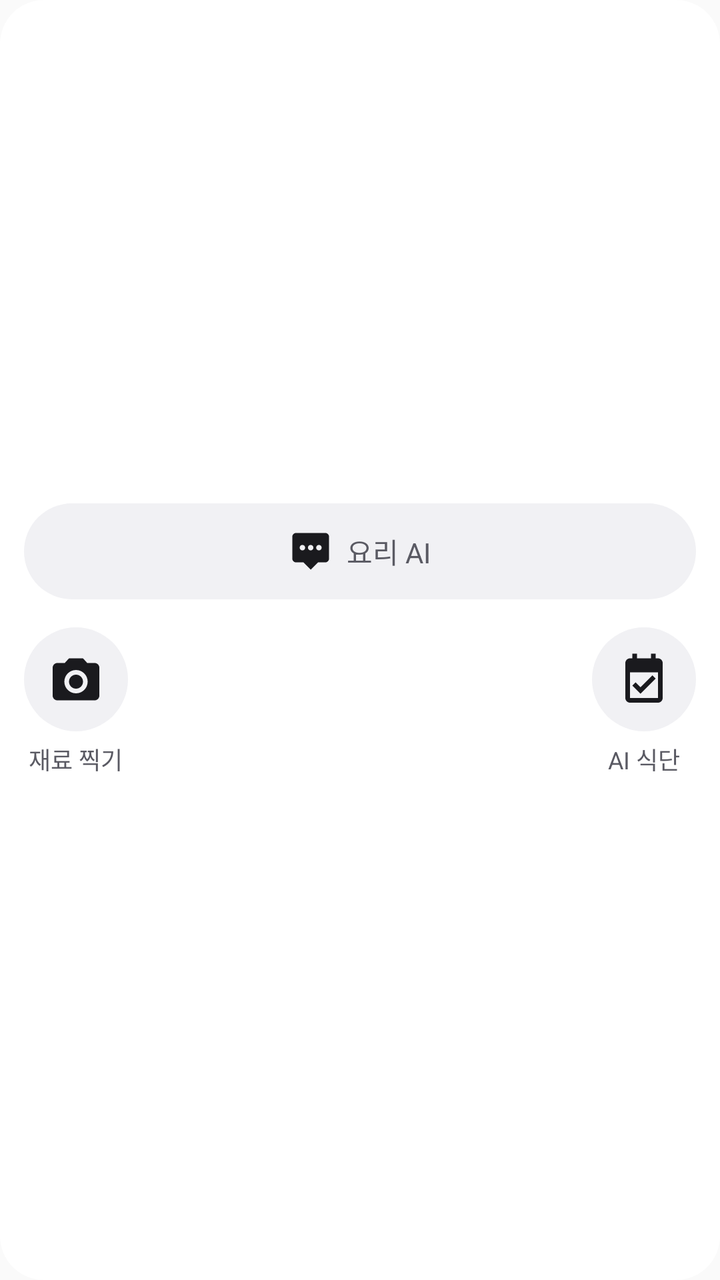
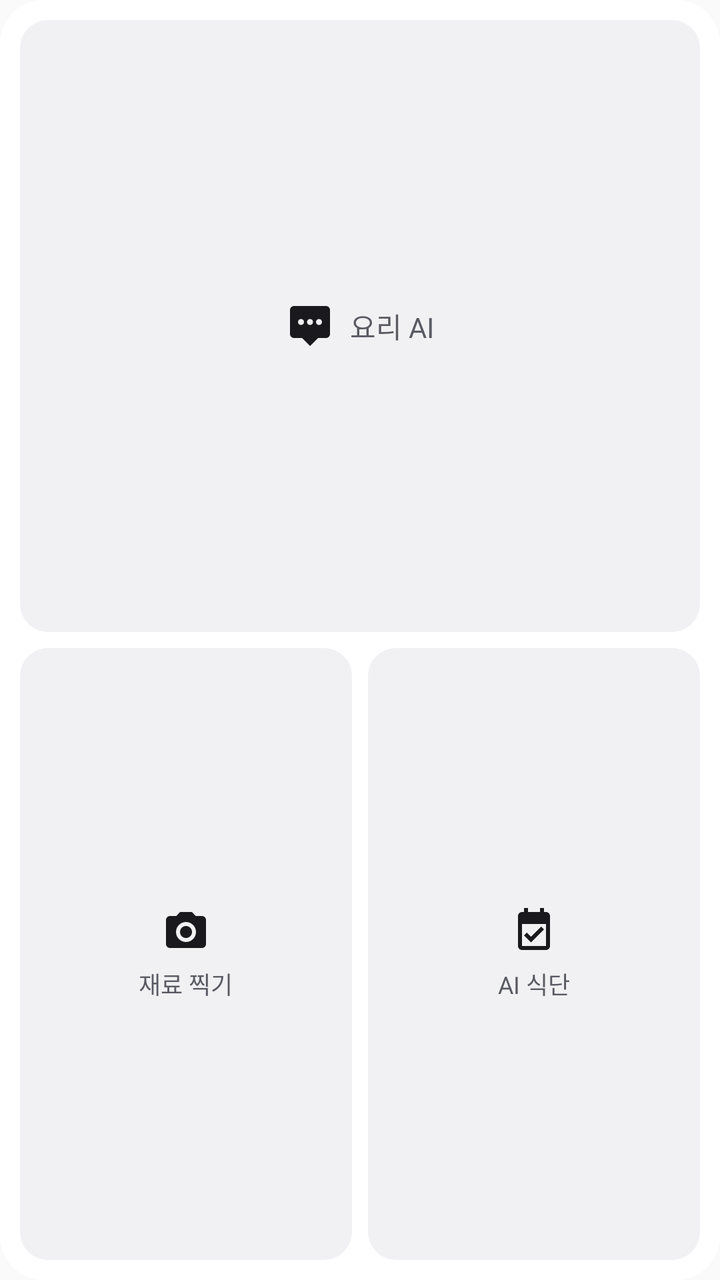

Screens rendered from an Android XML layout before and after an edit, with the pre-edit source and the edit as a unified diff.
<!-- AndroidManifest.xml: application theme AppTheme -->
<!-- res/layout/widget_quick_square.xml -->
<?xml version="1.0" encoding="utf-8"?>
<LinearLayout xmlns:android="http://schemas.android.com/apk/res/android"
    android:layout_width="match_parent"
    android:layout_height="match_parent"
    android:orientation="vertical"
    android:background="@drawable/widget_card_bg"
    android:paddingLeft="12dp"
    android:paddingRight="12dp"
    android:paddingTop="12dp"
    android:paddingBottom="12dp"
    android:gravity="center">

    
    <LinearLayout
        android:id="@+id/widget_chat_button"
        android:layout_width="match_parent"
        android:layout_height="48dp"
        android:orientation="horizontal"
        android:gravity="center"
        android:background="@drawable/widget_pill_bg"
        android:paddingLeft="12dp"
        android:paddingRight="12dp"
        android:contentDescription="@string/widget_chat_label">

        <ImageView
            android:layout_width="22dp"
            android:layout_height="22dp"
            android:src="@drawable/ic_widget_chat"
            android:importantForAccessibility="no" />

        <TextView
            android:layout_width="wrap_content"
            android:layout_height="wrap_content"
            android:layout_marginStart="7dp"
            android:text="@string/widget_chat_label"
            android:textSize="14sp"
            android:textColor="@color/widget_label"
            android:maxLines="1" />
    </LinearLayout>

    
    <LinearLayout
        android:layout_width="match_parent"
        android:layout_height="wrap_content"
        android:orientation="horizontal"
        android:layout_marginTop="14dp"
        android:gravity="center_vertical">

        <LinearLayout
            android:id="@+id/widget_camera_button"
            android:layout_width="wrap_content"
            android:layout_height="wrap_content"
            android:orientation="vertical"
            android:gravity="center"
            android:contentDescription="@string/widget_camera_label">

            <ImageView
                android:layout_width="52dp"
                android:layout_height="52dp"
                android:background="@drawable/widget_circle_bg"
                android:padding="12dp"
                android:src="@drawable/ic_widget_camera"
                android:importantForAccessibility="no" />

            <TextView
                android:layout_width="wrap_content"
                android:layout_height="wrap_content"
                android:layout_marginTop="5dp"
                android:text="@string/widget_camera_label"
                android:textSize="12sp"
                android:textColor="@color/widget_label"
                android:maxLines="1" />
        </LinearLayout>

        
        <FrameLayout
            android:layout_width="0dp"
            android:layout_height="1dp"
            android:layout_weight="1" />

        <LinearLayout
            android:id="@+id/widget_plan_button"
            android:layout_width="wrap_content"
            android:layout_height="wrap_content"
            android:orientation="vertical"
            android:gravity="center"
            android:contentDescription="@string/widget_plan_label">

            <ImageView
                android:layout_width="52dp"
                android:layout_height="52dp"
                android:background="@drawable/widget_circle_bg"
                android:padding="12dp"
                android:src="@drawable/ic_widget_plan"
                android:importantForAccessibility="no" />

            <TextView
                android:layout_width="wrap_content"
                android:layout_height="wrap_content"
                android:layout_marginTop="5dp"
                android:text="@string/widget_plan_label"
                android:textSize="12sp"
                android:textColor="@color/widget_label"
                android:maxLines="1" />
        </LinearLayout>
    </LinearLayout>
</LinearLayout>
<!-- resources referenced by this layout -->
<resources>
  <color name="widget_label">#5A5A63</color>
  <!-- drawable ic_widget_camera (drawable) -->
  <?xml version="1.0" encoding="utf-8"?>
  <vector xmlns:android="http://schemas.android.com/apk/res/android"
      android:width="24dp"
      android:height="24dp"
      android:viewportWidth="24"
      android:viewportHeight="24"
      android:tint="#1A1A1E">
      <path
          android:fillColor="#FF000000"
          android:pathData="M9,3L7.17,5L4,5C2.9,5 2,5.9 2,7L2,19C2,20.1 2.9,21 4,21L20,21C21.1,21 22,20.1 22,19L22,7C22,5.9 21.1,5 20,5L16.83,5L15,3L9,3ZM12,8C14.76,8 17,10.24 17,13C17,15.76 14.76,18 12,18C9.24,18 7,15.76 7,13C7,10.24 9.24,8 12,8ZM12,10C10.34,10 9,11.34 9,13C9,14.66 10.34,16 12,16C13.66,16 15,14.66 15,13C15,11.34 13.66,10 12,10Z" />
  </vector>
  <!-- drawable ic_widget_chat (drawable) -->
  <?xml version="1.0" encoding="utf-8"?>
  <vector xmlns:android="http://schemas.android.com/apk/res/android"
      android:width="24dp"
      android:height="24dp"
      android:viewportWidth="24"
      android:viewportHeight="24"
      android:tint="@color/widget_icon">
      <path
          android:fillColor="#FF000000"
          android:pathData="M20,2L4,2C2.9,2 2,2.9 2,4L2,16C2,17.1 2.9,18 4,18L8,18L12,22L16,18L20,18C21.1,18 22,17.1 22,16L22,4C22,2.9 21.1,2 20,2ZM7.5,11.5C6.67,11.5 6,10.83 6,10C6,9.17 6.67,8.5 7.5,8.5C8.33,8.5 9,9.17 9,10C9,10.83 8.33,11.5 7.5,11.5ZM12,11.5C11.17,11.5 10.5,10.83 10.5,10C10.5,9.17 11.17,8.5 12,8.5C12.83,8.5 13.5,9.17 13.5,10C13.5,10.83 12.83,11.5 12,11.5ZM16.5,11.5C15.67,11.5 15,10.83 15,10C15,9.17 15.67,8.5 16.5,8.5C17.33,8.5 18,9.17 18,10C18,10.83 17.33,11.5 16.5,11.5Z" />
  </vector>
  <!-- drawable ic_widget_plan (drawable) -->
  <?xml version="1.0" encoding="utf-8"?>
  <vector xmlns:android="http://schemas.android.com/apk/res/android"
      android:width="24dp"
      android:height="24dp"
      android:viewportWidth="24"
      android:viewportHeight="24"
      android:tint="@color/widget_icon">
      <path
          android:fillColor="#FF000000"
          android:pathData="M17,3L17,1L15,1L15,3L9,3L9,1L7,1L7,3L6,3C4.9,3 4,3.9 4,5L4,20C4,21.1 4.9,22 6,22L18,22C19.1,22 20,21.1 20,20L20,5C20,3.9 19.1,3 18,3L17,3ZM18,20L6,20L6,9L18,9L18,20ZM10.5,18.2L7,14.7L8.4,13.3L10.5,15.4L15.6,10.3L17,11.7L10.5,18.2Z" />
  </vector>
  <!-- drawable widget_card_bg (drawable) -->
  <?xml version="1.0" encoding="utf-8"?>
  <shape xmlns:android="http://schemas.android.com/apk/res/android"
      android:shape="rectangle">
      <solid android:color="@color/widget_card" />
      <corners android:radius="22dp" />
  </shape>
  <!-- drawable widget_circle_bg (drawable) -->
  <?xml version="1.0" encoding="utf-8"?>
  <shape xmlns:android="http://schemas.android.com/apk/res/android"
      android:shape="oval">
      <solid android:color="@color/widget_circle" />
  </shape>
  <!-- drawable widget_pill_bg (drawable) -->
  <?xml version="1.0" encoding="utf-8"?>
  <shape xmlns:android="http://schemas.android.com/apk/res/android"
      android:shape="rectangle">
      <solid android:color="@color/widget_circle" />
      <corners android:radius="9999dp" />
  </shape>
  <string name="widget_camera_label">재료 찍기</string>
  <string name="widget_chat_label">요리 AI</string>
  <string name="widget_plan_label">AI 식단</string>
  <style name="AppTheme" parent="Theme.AppCompat.Light.DarkActionBar">
          
          <item name="colorPrimary">@color/colorPrimary</item>
          <item name="colorPrimaryDark">@color/colorPrimaryDark</item>
          <item name="colorAccent">@color/colorAccent</item>
      </style>
  <color name="widget_icon">#1A1A1E</color>
  <color name="widget_card">#FFFFFF</color>
  <color name="widget_circle">#F1F1F4</color>
</resources>

<!-- the commit's change to res/layout/widget_quick_square.xml (unified diff, before → after) -->
@@ -1,107 +1,107 @@
 <?xml version="1.0" encoding="utf-8"?>
-<LinearLayout xmlns:android="http://schemas.android.com/apk/res/android"
+<FrameLayout xmlns:android="http://schemas.android.com/apk/res/android"
+    android:id="@+id/square_root"
     android:layout_width="match_parent"
-    android:layout_height="match_parent"
-    android:orientation="vertical"
-    android:background="@drawable/widget_card_bg"
-    android:paddingLeft="12dp"
-    android:paddingRight="12dp"
-    android:paddingTop="12dp"
-    android:paddingBottom="12dp"
-    android:gravity="center">
+    android:layout_height="match_parent">
 
-    
     <LinearLayout
-        android:id="@+id/widget_chat_button"
+        android:id="@+id/square_card"
         android:layout_width="match_parent"
-        android:layout_height="48dp"
-        android:orientation="horizontal"
-        android:gravity="center"
-        android:background="@drawable/widget_pill_bg"
-        android:paddingLeft="12dp"
-        android:paddingRight="12dp"
-        android:contentDescription="@string/widget_chat_label">
+        android:layout_height="match_parent"
+        android:orientation="vertical"
+        android:background="@drawable/widget_card_bg"
+        android:padding="10dp">
 
-        <ImageView
-            android:layout_width="22dp"
-            android:layout_height="22dp"
-            android:src="@drawable/ic_widget_chat"
-            android:importantForAccessibility="no" />
-
-        <TextView
-            android:layout_width="wrap_content"
-            android:layout_height="wrap_content"
-            android:layout_marginStart="7dp"
-            android:text="@string/widget_chat_label"
-            android:textSize="14sp"
-            android:textColor="@color/widget_label"
-            android:maxLines="1" />
-    </LinearLayout>
-
-    
-    <LinearLayout
-        android:layout_width="match_parent"
-        android:layout_height="wrap_content"
-        android:orientation="horizontal"
-        android:layout_marginTop="14dp"
-        android:gravity="center_vertical">
-
+        
         <LinearLayout
-            android:id="@+id/widget_camera_button"
-            android:layout_width="wrap_content"
-            android:layout_height="wrap_content"
-            android:orientation="vertical"
+            android:id="@+id/widget_chat_button"
+            android:layout_width="match_parent"
+            android:layout_height="0dp"
+            android:layout_weight="1"
+            android:orientation="horizontal"
             android:gravity="center"
-            android:contentDescription="@string/widget_camera_label">
+            android:padding="8dp"
+            android:background="@drawable/widget_tile_bg"
+            android:contentDescription="@string/widget_chat_label">
 
             <ImageView
-                android:layout_width="52dp"
-                android:layout_height="52dp"
-                android:background="@drawable/widget_circle_bg"
-                android:padding="12dp"
-                android:src="@drawable/ic_widget_camera"
+                android:layout_width="24dp"
+                android:layout_height="24dp"
+                android:src="@drawable/ic_widget_chat"
                 android:importantForAccessibility="no" />
 
             <TextView
                 android:layout_width="wrap_content"
                 android:layout_height="wrap_content"
-                android:layout_marginTop="5dp"
-                android:text="@string/widget_camera_label"
-                android:textSize="12sp"
+                android:layout_marginStart="8dp"
+                android:text="@string/widget_chat_label"
+                android:textSize="14sp"
                 android:textColor="@color/widget_label"
                 android:maxLines="1" />
         </LinearLayout>
 
         
-        <FrameLayout
-            android:layout_width="0dp"
-            android:layout_height="1dp"
-            android:layout_weight="1" />
+        <LinearLayout
+            android:layout_width="match_parent"
+            android:layout_height="0dp"
+            android:layout_weight="1"
+            android:layout_marginTop="8dp"
+            android:orientation="horizontal">
 
-        <LinearLayout
-            android:id="@+id/widget_plan_button"
-            android:layout_width="wrap_content"
-            android:layout_height="wrap_content"
-            android:orientation="vertical"
-            android:gravity="center"
-            android:contentDescription="@string/widget_plan_label">
+            <LinearLayout
+                android:id="@+id/widget_camera_button"
+                android:layout_width="0dp"
+                android:layout_height="match_parent"
+                android:layout_weight="1"
+                android:orientation="vertical"
+                android:gravity="center"
+                android:padding="8dp"
+                android:background="@drawable/widget_tile_bg"
+                android:contentDescription="@string/widget_camera_label">
 
-            <ImageView
-                android:layout_width="52dp"
-                android:layout_height="52dp"
-                android:background="@drawable/widget_circle_bg"
-                android:padding="12dp"
-                android:src="@drawable/ic_widget_plan"
-                android:importantForAccessibility="no" />
+                <ImageView
+                    android:layout_width="24dp"
+                    android:layout_height="24dp"
+                    android:src="@drawable/ic_widget_camera"
+                    android:importantForAccessibility="no" />
 
-            <TextView
-                android:layout_width="wrap_content"
-                android:layout_height="wrap_content"
-                android:layout_marginTop="5dp"
-                android:text="@string/widget_plan_label"
-                android:textSize="12sp"
-                android:textColor="@color/widget_label"
-                android:maxLines="1" />
+                <TextView
+                    android:layout_width="wrap_content"
+                    android:layout_height="wrap_content"
+                    android:layout_marginTop="6dp"
+                    android:text="@string/widget_camera_label"
+                    android:textSize="12sp"
+                    android:textColor="@color/widget_label"
+                    android:maxLines="1" />
+            </LinearLayout>
+
+            <LinearLayout
+                android:id="@+id/widget_plan_button"
+                android:layout_width="0dp"
+                android:layout_height="match_parent"
+                android:layout_weight="1"
+                android:layout_marginStart="8dp"
+                android:orientation="vertical"
+                android:gravity="center"
+                android:padding="8dp"
+                android:background="@drawable/widget_tile_bg"
+                android:contentDescription="@string/widget_plan_label">
+
+                <ImageView
+                    android:layout_width="24dp"
+                    android:layout_height="24dp"
+                    android:src="@drawable/ic_widget_plan"
+                    android:importantForAccessibility="no" />
+
+                <TextView
+                    android:layout_width="wrap_content"
+                    android:layout_height="wrap_content"
+                    android:layout_marginTop="6dp"
+                    android:text="@string/widget_plan_label"
+                    android:textSize="12sp"
+                    android:textColor="@color/widget_label"
+                    android:maxLines="1" />
+            </LinearLayout>
         </LinearLayout>
     </LinearLayout>
-</LinearLayout>
+</FrameLayout>
<!-- resource entries referenced after the edit -->
@@ -44,18 +44,12 @@
       <solid android:color="@color/widget_card" />
       <corners android:radius="22dp" />
   </shape>
-  <!-- drawable widget_circle_bg (drawable) -->
-  <?xml version="1.0" encoding="utf-8"?>
-  <shape xmlns:android="http://schemas.android.com/apk/res/android"
-      android:shape="oval">
-      <solid android:color="@color/widget_circle" />
-  </shape>
-  <!-- drawable widget_pill_bg (drawable) -->
+  <!-- drawable widget_tile_bg (drawable) -->
   <?xml version="1.0" encoding="utf-8"?>
   <shape xmlns:android="http://schemas.android.com/apk/res/android"
       android:shape="rectangle">
       <solid android:color="@color/widget_circle" />
-      <corners android:radius="9999dp" />
+      <corners android:radius="14dp" />
   </shape>
   <string name="widget_camera_label">재료 찍기</string>
   <string name="widget_chat_label">요리 AI</string>
